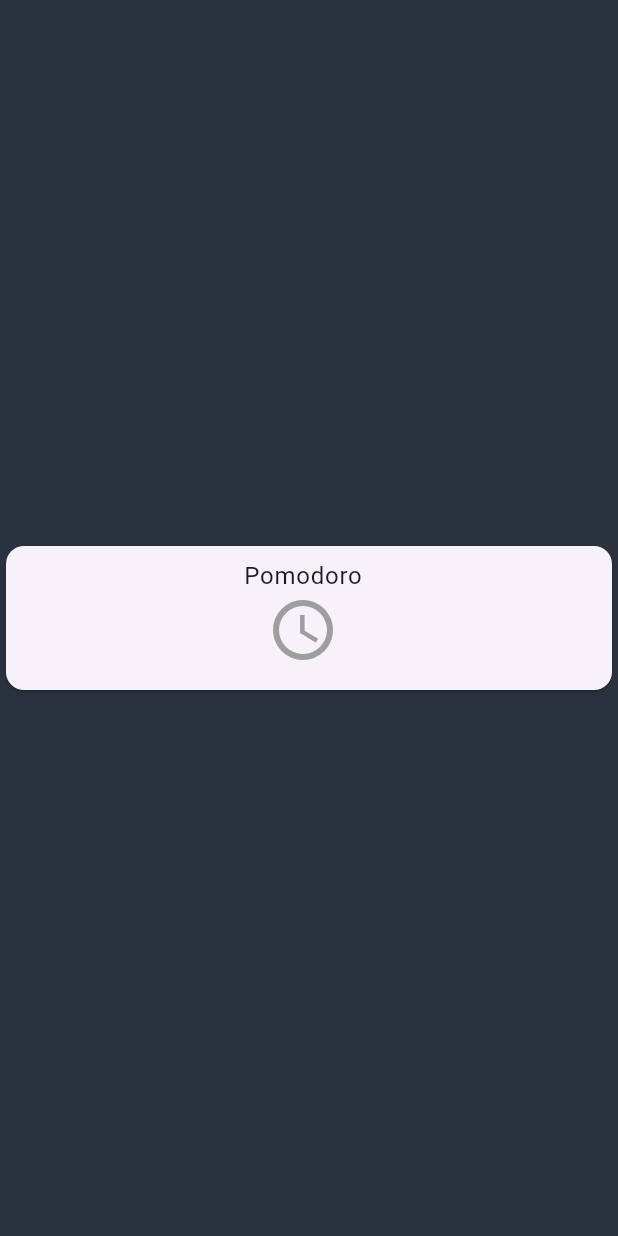
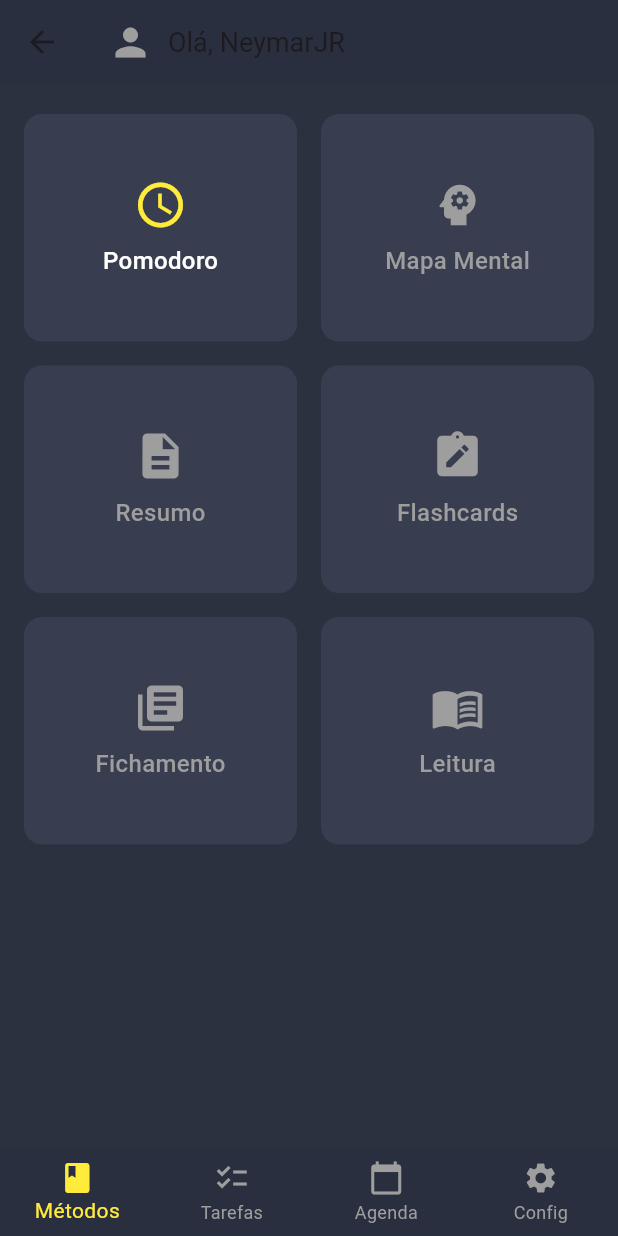
Before and after one commit to Kevengrf/Illumina, a Flutter app: the MetodosEstudos screen opened directly, on a phone screen of 412 x 824 dp. Run offline on Flutter 3.47's test engine with Material 3 defaults, Android fonts, the phone set to English and light mode, and no system bars; our stand-ins replace date_picker_timeline, parse_server_sdk_flutter, table_calendar.

Commit message:
atualizando design tela de metodos de estudo

```diff
--- a/lib/screens/metodosEstudos.dart
+++ b/lib/screens/metodosEstudos.dart
@@ -1,39 +1,185 @@
 import 'package:flutter/material.dart';
 
-class MetodosEstudos extends StatelessWidget {
+class MetodosEstudos extends StatefulWidget {
   const MetodosEstudos({super.key});
+
+  @override
+  _MetodosEstudosState createState() => _MetodosEstudosState();
+}
+
+class _MetodosEstudosState extends State<MetodosEstudos> {
+  int _selectedIndex = 0;
+
+  void onPomodoroPressed() {}
+
+  void onMapaMentalPressed() {
+    print("Mapa Mental selecionado!");
+  }
+
+  void onResumoPressed() {
+    print("Resumo em andamento!");
+  }
+
+  void onFlashcardsPressed() {
+    print("Flashcards abertos!");
+  }
+
+  void onFichamentoPressed() {
+    print("Fichamento em progresso!");
+  }
+
+  void onLeituraPressed() {
+    print("Leitura ativa!");
+  }
+
+  void _onItemTapped(int index) {
+    setState(() {
+      _selectedIndex = index;
+    });
+  }
 
   @override
   Widget build(BuildContext context) {
     return Scaffold(
-      body: Column(
-        mainAxisAlignment: MainAxisAlignment.center,
-        children: [
-          Card(
-            child: ListTile(
-              onTap: () {
-                Navigator.pushNamed(context, '/pomodoro');
-              },
-              title: const Column(
-                mainAxisAlignment: MainAxisAlignment.center,
-                crossAxisAlignment: CrossAxisAlignment.center,
+      appBar: AppBar(
+        backgroundColor: const Color(0xFF292F3E),
+        elevation: 0,
+        title: const Row(
+          children: [
+            Icon(Icons.person, color: Colors.grey, size: 30),
+            SizedBox(width: 10),
+            Text('Olá, NeymarJR', style: TextStyle(fontSize: 18)),
+          ],
+        ),
+      ),
+      body: Padding(
+        padding: const EdgeInsets.symmetric(horizontal: 16.0),
+        child: Column(
+          crossAxisAlignment: CrossAxisAlignment.start,
+          children: [
+            const SizedBox(height: 20),
+            Expanded(
+              child: GridView.count(
+                crossAxisCount: 2,
+                mainAxisSpacing: 16,
+                crossAxisSpacing: 16,
+                childAspectRatio: 1.2,
                 children: [
-                  Text(
-                    "Pomodoro",
-                    style: TextStyle(fontSize: 16),
+                  _buildButton(
+                    title: 'Pomodoro',
+                    icon: Icons.access_time,
+                    iconColor: Colors.yellow,
+                    onPressed: () {
+                      Navigator.pushNamed(context, '/pomodoro');
+                    },
+                    isEnabled: true,
                   ),
-                  Icon(
-                    Icons.access_time,
-                    size: 48,
-                    color: Colors.grey,
+                  _buildButton(
+                    title: 'Mapa Mental',
+                    icon: Icons.psychology,
+                    iconColor: Colors.blue,
+                    onPressed: null,
+                    isEnabled: false,
                   ),
-                  SizedBox(height: 8),
+                  _buildButton(
+                    title: 'Resumo',
+                    icon: Icons.description,
+                    iconColor: Colors.orange,
+                    onPressed: null,
+                    isEnabled: false,
+                  ),
+                  _buildButton(
+                    title: 'Flashcards',
+                    icon: Icons.note_alt,
+                    iconColor: Colors.purple,
+                    onPressed: null,
+                    isEnabled: false,
+                  ),
+                  _buildButton(
+                    title: 'Fichamento',
+                    icon: Icons.library_books,
+                    iconColor: Colors.green,
+                    onPressed: null,
+                    isEnabled: false,
+                  ),
+                  _buildButton(
+                    title: 'Leitura',
+                    icon: Icons.menu_book,
+                    iconColor: Colors.red,
+                    onPressed: null,
+                    isEnabled: false,
+                  ),
                 ],
               ),
             ),
+          ],
+        ),
+      ),
+      bottomNavigationBar: BottomNavigationBar(
+        backgroundColor: const Color(0xFF292F3E),
+        unselectedItemColor: Colors.grey,
+        selectedItemColor: Colors.yellow,
+        currentIndex: _selectedIndex,
+        onTap: _onItemTapped,
+        type: BottomNavigationBarType.fixed,
+        items: const [
+          BottomNavigationBarItem(
+            icon: Icon(Icons.book),
+            label: 'Métodos',
+          ),
+          BottomNavigationBarItem(
+            icon: Icon(Icons.checklist),
+            label: 'Tarefas',
+          ),
+          BottomNavigationBarItem(
+            icon: Icon(Icons.calendar_today),
+            label: 'Agenda',
+          ),
+          BottomNavigationBarItem(
+            icon: Icon(Icons.settings),
+            label: 'Config',
           ),
         ],
       ),
     );
   }
+
+  Widget _buildButton({
+    required String title,
+    required IconData icon,
+    required Color iconColor,
+    required VoidCallback? onPressed,
+    required bool isEnabled,
+  }) {
+    return GestureDetector(
+      onTap: isEnabled ? onPressed : null,
+      child: Container(
+        decoration: BoxDecoration(
+          color: const Color(0xFF383D4F),
+          borderRadius: BorderRadius.circular(12),
+        ),
+        child: Center(
+          child: Column(
+            mainAxisAlignment: MainAxisAlignment.center,
+            children: [
+              Icon(
+                icon,
+                color: isEnabled ? iconColor : Colors.grey,
+                size: 36,
+              ),
+              const SizedBox(height: 8),
+              Text(
+                title,
+                style: TextStyle(
+                  color: isEnabled ? Colors.white : Colors.grey,
+                  fontSize: 16,
+                  fontWeight: FontWeight.w500,
+                ),
+              ),
+            ],
+          ),
+        ),
+      ),
+    );
+  }
 }
```
